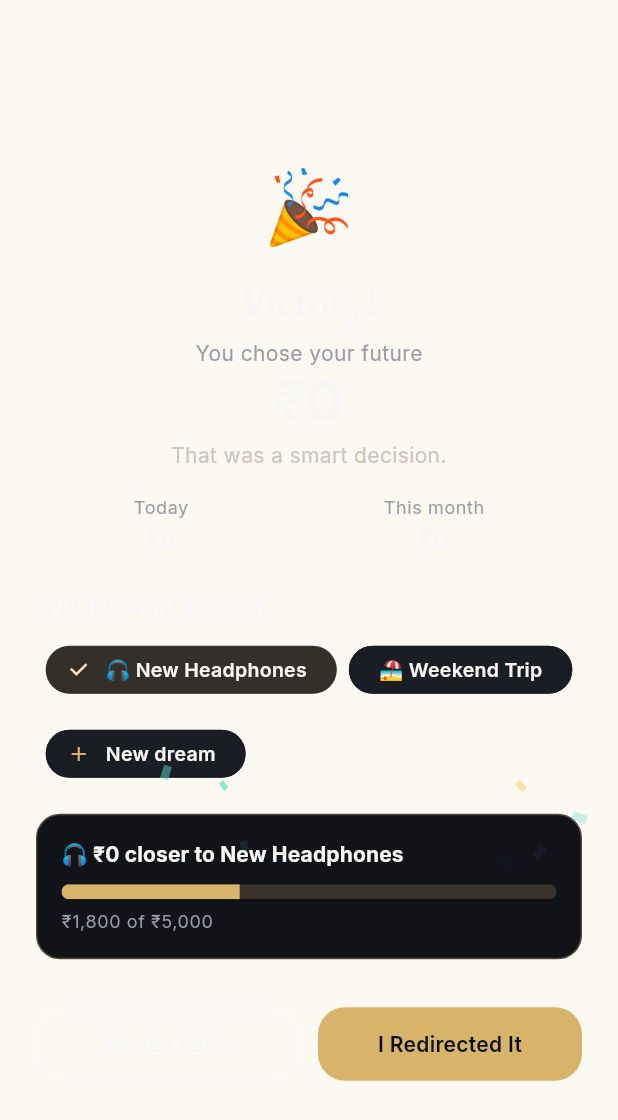
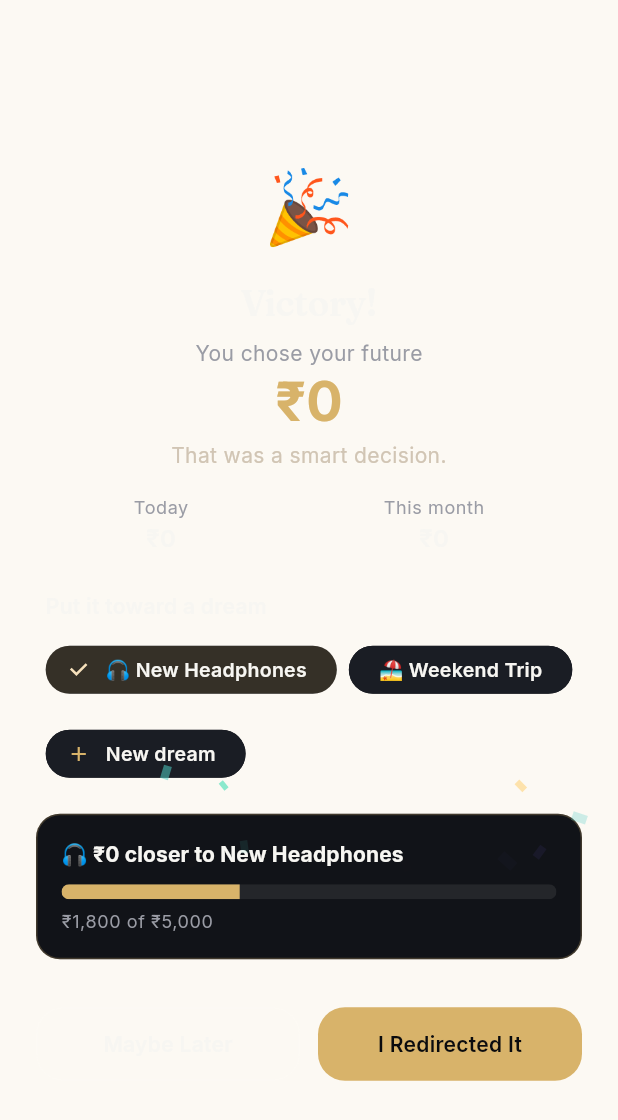
Before and after one commit to baseer-ind/spendzero, a Flutter app: the CravingCompletedScreen screen opened directly with empty values, after a tap on an icon or button, on a phone screen of 412 x 824 dp. Shown: the top 1120 px of the screen. Run offline on Flutter 3.47's test engine with Material 3 defaults, Android fonts, the phone set to English and light mode, and no system bars; our stand-ins replace flutter_riverpod, go_router, shared_preferences; accounts and stored records are empty.

Commit message:
Phase 3 visual redesign: reskin craving-completed victory screen
Gold-accented saved amount, gold-bordered dream progress card, and
gold progress bar fill for the post-checkout celebration moment.

Co-Authored-By: Claude Sonnet 4.6 <noreply@anthropic.com>
Claude-Session: https://claude.ai/code/session_01S7u3SjfHsAmfGEPtn8aiL6

```diff
--- a/spendzero/mobile/lib/features/checkout/presentation/craving_completed_screen.dart
+++ b/spendzero/mobile/lib/features/checkout/presentation/craving_completed_screen.dart
@@ -86,7 +86,7 @@ class _CravingCompletedScreenState extends ConsumerState<CravingCompletedScreen>
                         style: Theme.of(context)
                             .textTheme
                             .displaySmall
-                            ?.copyWith(fontWeight: FontWeight.bold),
+                            ?.copyWith(fontWeight: FontWeight.bold, color: AppTheme.gold),
                       ),
                     ),
                     const SizedBox(height: 4),
@@ -347,9 +347,9 @@ class _DreamProgressCard extends StatelessWidget {
         width: double.infinity,
         padding: const EdgeInsets.all(16),
         decoration: BoxDecoration(
-          color: Theme.of(context).colorScheme.surface,
+          color: AppTheme.surface,
           borderRadius: BorderRadius.circular(16),
-          border: Border.all(color: Theme.of(context).colorScheme.outlineVariant),
+          border: Border.all(color: AppTheme.gold.withOpacity(0.24)),
         ),
         child: Column(
           crossAxisAlignment: CrossAxisAlignment.start,
@@ -368,7 +368,8 @@ class _DreamProgressCard extends StatelessWidget {
                 builder: (context, value, _) => LinearProgressIndicator(
                   value: value,
                   minHeight: 10,
-                  backgroundColor: Theme.of(context).colorScheme.surfaceContainerHighest,
+                  backgroundColor: Colors.white.withOpacity(0.08),
+                  valueColor: const AlwaysStoppedAnimation(AppTheme.gold),
                 ),
               ),
             ),
```
